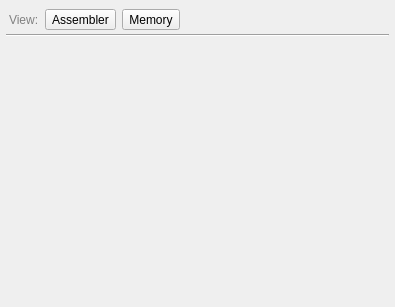
Before: the Qt Designer form centralwidget.ui in rjaremczak/mo65x, drawn with Qt 5.
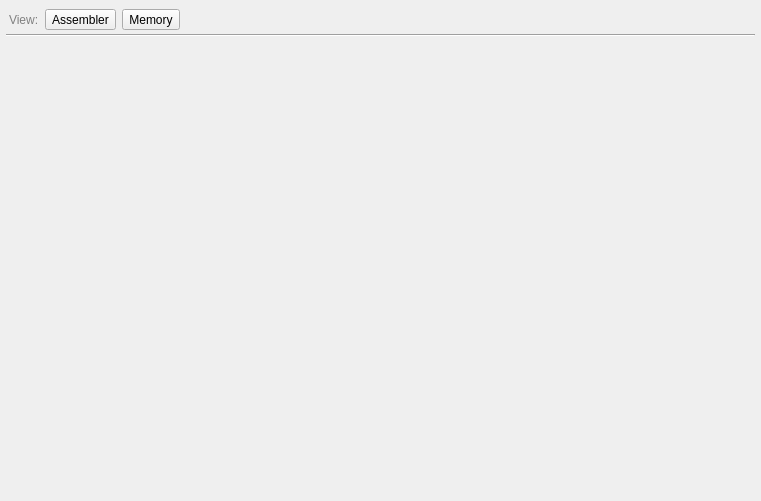
After: the same form once the commit is applied.

Patch:
```diff
--- a/centralwidget.ui
+++ b/centralwidget.ui
@@ -6,8 +6,8 @@
    <rect>
     <x>0</x>
     <y>0</y>
-    <width>395</width>
-    <height>307</height>
+    <width>761</width>
+    <height>501</height>
    </rect>
   </property>
   <property name="windowTitle">
```
